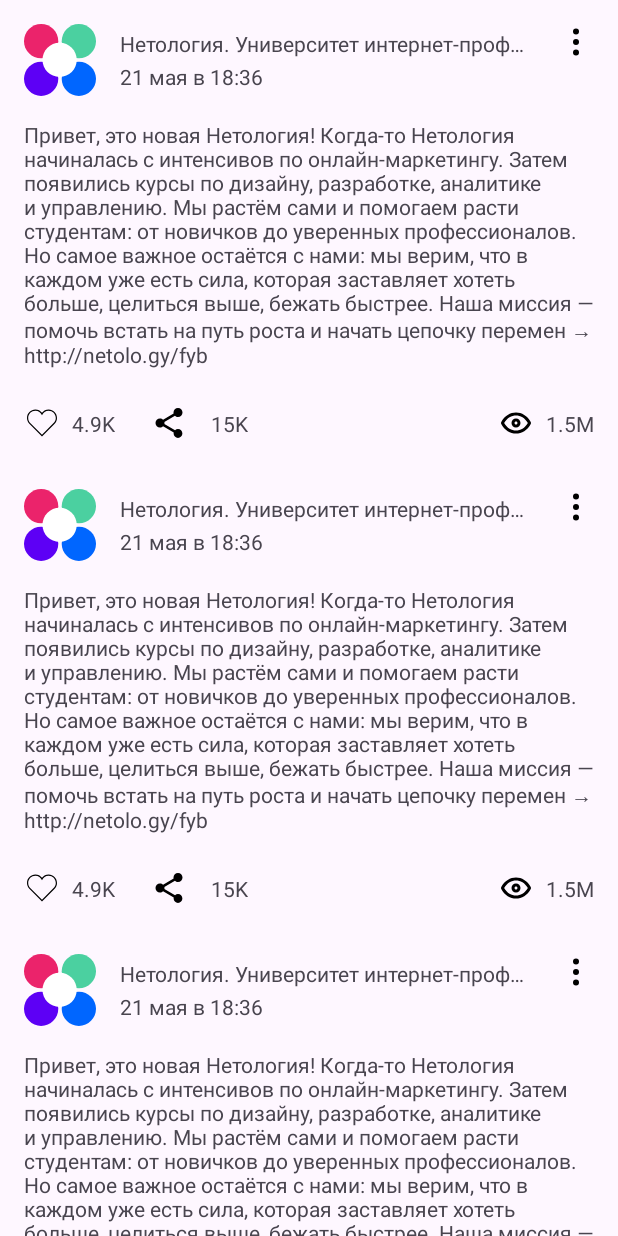
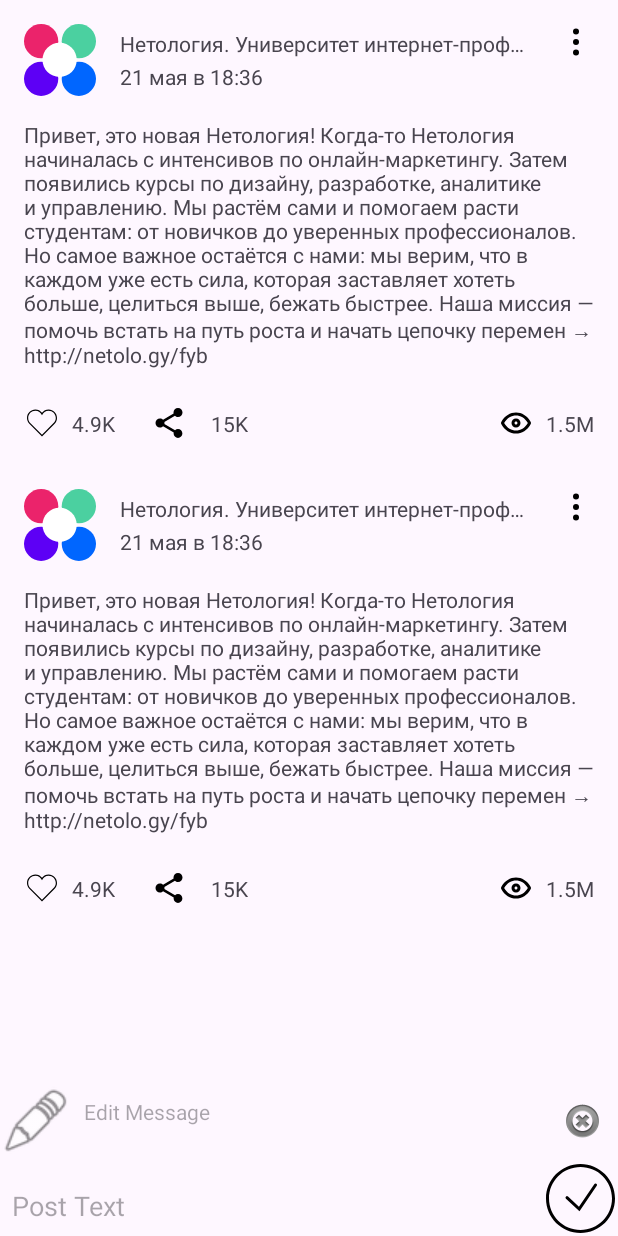
Before and after one commit to AndreyRyabkin/HomWork6, an Android app: the screen it shows after launch (MainActivity), on a phone screen of 412 x 824 dp. Run offline under Robolectric (Android 15) with nearby library versions, the phone set to English and light mode, and no system bars.

Commit message:
Initial commit

```diff
--- a/app/src/main/java/ru/netology/androidhw3/MainActivity.kt
+++ b/app/src/main/java/ru/netology/androidhw3/MainActivity.kt
@@ -1,20 +1,24 @@
 package ru.netology.androidhw3
 
 import android.os.Bundle
+import android.view.View
+import android.widget.Toast
 import androidx.activity.viewModels
 import androidx.appcompat.app.AppCompatActivity
 import androidx.core.view.ViewCompat
 import androidx.core.view.WindowInsetsCompat
-import androidx.recyclerview.widget.GridLayoutManager
 import androidx.recyclerview.widget.LinearLayoutManager
+import ru.netology.androidhw3.adapter.OnInteractionListener
 import ru.netology.androidhw3.adapter.PostsAdapter
 import ru.netology.androidhw3.databinding.ActivityMainBinding
+import ru.netology.androidhw3.dto.Post
 
 class MainActivity : AppCompatActivity() {
 
     private val viewModel: PostViewModel by viewModels()
     private lateinit var binding: ActivityMainBinding
-    private lateinit var adapter: PostsAdapter
+
+
 
     override fun onCreate(savedInstanceState: Bundle?) {
         super.onCreate(savedInstanceState)
@@ -22,29 +26,63 @@ class MainActivity : AppCompatActivity() {
         binding = ActivityMainBinding.inflate(layoutInflater)
         setContentView(binding.root)
 
+        val adapter = PostsAdapter(object : OnInteractionListener {
+            override fun onLike(post: Post) {
+                viewModel.likePost(post.id)
+            }
 
-        adapter = PostsAdapter(
-            onLikeListener = { post ->
-                viewModel.likePost(post.id)
-            },
-            onRepostListener = { post ->
+            override fun onEdit(post: Post) {
+                viewModel.edit(post)
+            }
+
+            override fun onRemove(post: Post) {
+                viewModel.removeById(post.id)
+            }
+
+            override fun repostPost(post: Post) {
                 viewModel.repostPost(post.id)
             }
-        )
-
-
+        })
+        binding.recyclerView.layoutManager = LinearLayoutManager(this) // Устанавливаем LayoutManager
         binding.recyclerView.adapter = adapter
-        binding.recyclerView.layoutManager = LinearLayoutManager(this)
-
-
         viewModel.data.observe(this) { posts ->
             adapter.submitList(posts)
         }
+        binding.add.setOnClickListener {
+            val text = binding.content.text.toString()
+            if (text.isBlank()) {
+                Toast.makeText(this, R.string.error_empty_content, Toast.LENGTH_LONG).show()
+                return@setOnClickListener
+            }
+            viewModel.changeContentandSave(text)
+            binding.content.setText("")
+            binding.content.clearFocus()
+            AndroidUtils.hideKeyboard(it)
 
-        ViewCompat.setOnApplyWindowInsetsListener(binding.root) { v, insets ->
-            val systemBars = insets.getInsets(WindowInsetsCompat.Type.systemBars())
-            v.setPadding(systemBars.left, systemBars.top, systemBars.right, systemBars.bottom)
-            insets
         }
-    }
+          viewModel.edited.observe(this){
+              if(it.id != 0L){
+                  binding.content.setText(it.content)
+                  binding.content.requestFocus()
+                  binding.cancelEdit.visibility = View.VISIBLE
+              } else {
+                  binding.cancelEdit.visibility = View.GONE
+              }
+          }
+
+        binding.cancelEdit.setOnClickListener {
+            viewModel.cancelEdit()
+            binding.content.setText("")
+            binding.content.clearFocus()
+        }
+
+
+
+
+            ViewCompat.setOnApplyWindowInsetsListener(binding.root) { v, insets ->
+                val systemBars = insets.getInsets(WindowInsetsCompat.Type.systemBars())
+                v.setPadding(systemBars.left, systemBars.top, systemBars.right, systemBars.bottom)
+                insets
+            }
+        }
 }
--- a/app/src/main/java/ru/netology/androidhw3/PostViewModel.kt
+++ b/app/src/main/java/ru/netology/androidhw3/PostViewModel.kt
@@ -1,12 +1,50 @@
 package ru.netology.androidhw3
 
+import androidx.lifecycle.MutableLiveData
 import androidx.lifecycle.ViewModel
+import ru.netology.androidhw3.dto.Post
 
 import ru.netology.androidhw3.repository.PostRepositoryInMemoryImpl
 
+private val empty = Post(
+    0,
+    "",
+    "",
+    "",
+    false,
+    0,
+    0,
+    0
+)
+
 class PostViewModel : ViewModel() {
     private val repository = PostRepositoryInMemoryImpl()
+
     val data = repository.getAll()
+    val edited = MutableLiveData(empty)
     fun likePost(id: Long) = repository.like(id)
     fun repostPost(id: Long) = repository.repost(id)
-}
+    fun removeById(id: Long) = repository.removeById(id)
+
+    fun changeContentandSave(text: String) {
+        edited.value?.let {
+            if (it.content != text) {
+                repository.save(it.copy(content = text))
+            }
+        }
+        edited.value = empty
+    }
+
+    fun edit(post: Post) {
+
+        edited.value = post
+    }
+
+
+
+
+
+    fun cancelEdit() {
+        edited.value = empty
+    }
+    }
--- a/app/src/main/java/ru/netology/androidhw3/adapter/PostsAdapter.kt
+++ b/app/src/main/java/ru/netology/androidhw3/adapter/PostsAdapter.kt
@@ -2,6 +2,8 @@ package ru.netology.androidhw3.adapter
 
 import android.view.LayoutInflater
 import android.view.ViewGroup
+import androidx.appcompat.widget.PopupMenu
+import androidx.lifecycle.LiveData
 import androidx.recyclerview.widget.DiffUtil
 import androidx.recyclerview.widget.ListAdapter
 import androidx.recyclerview.widget.RecyclerView
@@ -10,17 +12,23 @@ import ru.netology.androidhw3.databinding.CardPostBinding
 import ru.netology.androidhw3.dto.Post
 import ru.netology.androidhw3.format
 
-typealias OnLikeListener = (Post) -> Unit
-typealias OnRepostListener = (Post) -> Unit
+
+interface OnInteractionListener{
+    fun onLike(post: Post){}
+    fun onEdit(post: Post){}
+    fun onRemove(post: Post){}
+    fun repostPost(post: Post){}
+}
+
+
 
 class PostsAdapter(
-    private val onLikeListener: OnLikeListener,
-    private val onRepostListener: OnRepostListener
+    private val onInteractionListener: OnInteractionListener
 ) : ListAdapter<Post, PostsViewHolder>(PostDiffCallback()) {
 
     override fun onCreateViewHolder(parent: ViewGroup, viewType: Int): PostsViewHolder {
         val binding = CardPostBinding.inflate(LayoutInflater.from(parent.context), parent, false)
-        return PostsViewHolder(binding, onLikeListener, onRepostListener)
+        return PostsViewHolder(binding, onInteractionListener)
     }
 
     override fun onBindViewHolder(holder: PostsViewHolder, position: Int) {
@@ -30,8 +38,7 @@ class PostsAdapter(
 
 class PostsViewHolder(
     private val binding: CardPostBinding,
-    private val onLikeListener: OnLikeListener,
-    private val onRepostListener: OnRepostListener
+    private val onInteractionListener: OnInteractionListener
 ) : RecyclerView.ViewHolder(binding.root) {
 
     fun bind(post: Post) {
@@ -48,15 +55,35 @@ class PostsViewHolder(
                 if (post.likeByMe) R.drawable.like_red else R.drawable.like_svgrepo_com)
 
             likesView.setOnClickListener {
-                onLikeListener(post)
+                onInteractionListener.onLike(post)
             }
 
             imageView.setOnClickListener {
-                onRepostListener(post)
+                onInteractionListener.repostPost(post)
+            }
+
+            menu.setOnClickListener {
+                PopupMenu(it.context, it).apply {
+                    inflate(R.menu.post_actions)
+                    setOnMenuItemClickListener { item ->
+                        when (item.itemId) {
+                            R.id.remove -> {
+                                onInteractionListener.onRemove(post)
+                                true
+                            }
+                            R.id.edit -> {
+                                onInteractionListener.onEdit(post)
+                                true
+                            }
+                            else -> false
+                        }
+                    }
+                }.show()
+            }
             }
         }
     }
-}
+
 
 class PostDiffCallback : DiffUtil.ItemCallback<Post>() {
     override fun areItemsTheSame(oldItem: Post, newItem: Post): Boolean {
--- a/app/src/main/java/ru/netology/androidhw3/repository/PostRepository.kt
+++ b/app/src/main/java/ru/netology/androidhw3/repository/PostRepository.kt
@@ -8,4 +8,7 @@ interface PostRepository {
     fun get(id: Long): LiveData<Post>
     fun like(id: Long)
     fun repost(id: Long)
+    fun removeById(id: Long)
+    fun save (post: Post)
+
 }
--- a/app/src/main/java/ru/netology/androidhw3/repository/PostRepositoryinMemoryImpl.kt
+++ b/app/src/main/java/ru/netology/androidhw3/repository/PostRepositoryinMemoryImpl.kt
@@ -4,20 +4,13 @@ import androidx.lifecycle.LiveData
 import androidx.lifecycle.MutableLiveData
 import ru.netology.androidhw3.dto.Post
 
+
 class PostRepositoryInMemoryImpl : PostRepository {
+    private var nextId: Long = 0
     private var posts = listOf(
+
         Post(
-            id = 1,
-            author = "Нетология. Университет интернет-профессий будущего",
-            published = "21 мая в 18:36",
-            content = "Привет, это новая Нетология! Когда-то Нетология начиналась с интенсивов по онлайн-маркетингу. Затем появились курсы по дизайну, разработке, аналитике и управлению. Мы растём сами и помогаем расти студентам: от новичков до уверенных профессионалов. Но самое важное остаётся с нами: мы верим, что в каждом уже есть сила, которая заставляет хотеть больше, целиться выше, бежать быстрее. Наша миссия — помочь встать на путь роста и начать цепочку перемен → http://netolo.gy/fyb",
-            likeByMe = false,
-            counter = 4999,
-            numberView = 1_500_500,
-            repost = 15_999
-        ),
-        Post(
-            id = 2,
+            id = nextId++,
             author = "Нетология. Университет интернет-профессий будущего",
             published = "21 мая в 18:36",
             content = "Привет, это новая Нетология! Когда-то Нетология начиналась с интенсивов по онлайн-маркетингу. Затем появились курсы по дизайну, разработке, аналитике и управлению. Мы растём сами и помогаем расти студентам: от новичков до уверенных профессионалов. Но самое важное остаётся с нами: мы верим, что в каждом уже есть сила, которая заставляет хотеть больше, целиться выше, бежать быстрее. Наша миссия — помочь встать на путь роста и начать цепочку перемен → http://netolo.gy/fyb",
@@ -26,7 +19,7 @@ class PostRepositoryInMemoryImpl : PostRepository {
             numberView = 1_500_500,
             repost = 15_999
         ),  Post(
-            id = 2,
+            id = nextId++,
             author = "Нетология. Университет интернет-профессий будущего",
             published = "21 мая в 18:36",
             content = "Привет, это новая Нетология! Когда-то Нетология начиналась с интенсивов по онлайн-маркетингу. Затем появились курсы по дизайну, разработке, аналитике и управлению. Мы растём сами и помогаем расти студентам: от новичков до уверенных профессионалов. Но самое важное остаётся с нами: мы верим, что в каждом уже есть сила, которая заставляет хотеть больше, целиться выше, бежать быстрее. Наша миссия — помочь встать на путь роста и начать цепочку перемен → http://netolo.gy/fyb",
@@ -66,4 +59,23 @@ class PostRepositoryInMemoryImpl : PostRepository {
         data.value = posts
 
     }
+    override fun removeById(id: Long){
+posts = posts.filter { it.id != id }
+        data.value = posts
+    }
+
+    override fun save(post: Post) {
+
+        if (post.id == 0L) {
+            posts = listOf(post.copy(id = nextId++, author = "Me")) + posts
+        } else {
+            posts = posts.map {
+                if (it.id != post.id) it else it.copy(content = post.content)
+            }
+        }
+        data.value = posts
+    }
+
+
+
 }
--- /dev/null
+++ b/app/src/main/res/drawable/add.xml
@@ -0,0 +1,9 @@
+<vector xmlns:android="http://schemas.android.com/apk/res/android"
+    android:width="50dp"
+    android:height="50dp"
+    android:viewportWidth="50"
+    android:viewportHeight="50">
+  <path
+      android:fillColor="#FF000000"
+      android:pathData="M25,2C12.31,2 2,12.31 2,25C2,37.69 12.31,48 25,48C37.69,48 48,37.69 48,25C48,12.31 37.69,2 25,2zM25,4C36.61,4 46,13.39 46,25C46,36.61 36.61,46 25,46C13.39,46 4,36.61 4,25C4,13.39 13.39,4 25,4zM34.988,14.988A1,1 0,0 0,34.172 15.439L23.971,30.477L16.68,23.711A1,1 0,1 0,15.32 25.178L24.316,33.525L35.828,16.561A1,1 0,0 0,34.988 14.988z"/>
+</vector>
--- a/app/src/main/res/layout/activity_main.xml
+++ b/app/src/main/res/layout/activity_main.xml
@@ -1,15 +1,92 @@
 <?xml version="1.0" encoding="utf-8"?>
-<FrameLayout xmlns:android="http://schemas.android.com/apk/res/android"
+<androidx.constraintlayout.widget.ConstraintLayout xmlns:android="http://schemas.android.com/apk/res/android"
     xmlns:app="http://schemas.android.com/apk/res-auto"
     xmlns:tools="http://schemas.android.com/tools"
-    android:id="@+id/container"
     android:layout_width="match_parent"
-    android:layout_height="wrap_content"
+    android:layout_height="match_parent"
     tools:context=".MainActivity">
 
+
     <androidx.recyclerview.widget.RecyclerView
-        android:id="@+id/recyclerView"
-        android:layout_width="match_parent"
-        android:layout_height="match_parent"
-        app:layoutManager="androidx.recyclerview.widget.LinearLayoutManager" />
-</FrameLayout>
+        android:id="@+id/recycler_view"
+        android:layout_width="0dp"
+        android:layout_height="0dp"
+        app:layout_constraintBottom_toTopOf="@id/barrier_bottom"
+        app:layout_constraintEnd_toEndOf="parent"
+        app:layout_constraintHorizontal_bias="1.0"
+        app:layout_constraintStart_toStartOf="parent"
+        app:layout_constraintTop_toTopOf="parent"
+        app:layout_constraintVertical_bias="0.0" />
+
+    <androidx.constraintlayout.widget.Barrier
+        android:id="@+id/barrier_bottom"
+        android:layout_width="wrap_content"
+        android:layout_height="wrap_content"
+        app:barrierDirection="top"
+        app:constraint_referenced_ids="cancel_edit" />
+
+
+    <EditText
+        android:id="@+id/content"
+        android:hint="@string/post_text"
+        android:inputType="textMultiLine"
+        android:padding="8dp"
+        android:layout_width="0dp"
+        android:layout_height="wrap_content"
+        android:importantForAutofill="no"
+        app:layout_constraintStart_toStartOf="parent"
+        app:layout_constraintBottom_toBottomOf="parent"
+        app:layout_constraintEnd_toStartOf="@id/add"
+        android:background="@android:color/transparent"/>
+    <ImageButton
+        android:id="@+id/add"
+        android:src="@drawable/add"
+        android:contentDescription="@string/description_post_save"
+        android:background="@android:color/transparent"
+        app:layout_constraintBottom_toBottomOf="parent"
+        app:layout_constraintEnd_toEndOf="parent"
+        android:layout_width="wrap_content"
+        android:layout_height="wrap_content"
+        />
+
+    <ImageView
+        android:id="@+id/addEdit"
+        android:layout_width="48dp"
+        android:layout_height="48dp"
+        android:layout_marginBottom="12dp"
+        app:layout_constraintBottom_toTopOf="@id/content"
+        app:srcCompat="@android:drawable/ic_menu_edit"
+
+        />
+
+    <TextView
+        android:id="@+id/textEdit"
+        android:layout_width="0dp"
+        android:layout_height="48dp"
+        android:hint="@string/Edit_Message"
+        android:importantForAutofill="no"
+        android:padding="8dp"
+        app:layout_constraintBottom_toBottomOf="@+id/addEdit"
+        app:layout_constraintEnd_toStartOf="@+id/cancel_edit"
+        app:layout_constraintStart_toEndOf="@+id/addEdit"
+        app:layout_constraintTop_toTopOf="@+id/addEdit" />
+
+
+    <ImageButton
+        android:id="@+id/cancel_edit"
+        android:layout_width="48dp"
+        android:layout_height="48dp"
+        android:background="@android:color/transparent"
+        app:layout_constraintBottom_toBottomOf="@+id/recycler_view"
+        app:layout_constraintEnd_toEndOf="parent"
+        app:layout_constraintTop_toTopOf="@+id/addEdit"
+
+        app:srcCompat="@android:drawable/ic_notification_clear_all" />
+
+    <androidx.constraintlayout.widget.Group
+        android:id="@+id/group"
+        android:layout_width="wrap_content"
+        android:layout_height="wrap_content"
+        android:visibility="visible"
+        app:constraint_referenced_ids="addEdit,textEdit,cancel_edit" />
+</androidx.constraintlayout.widget.ConstraintLayout>
--- /dev/null
+++ b/app/src/main/res/menu/post_actions.xml
@@ -0,0 +1,5 @@
+<?xml version="1.0" encoding="utf-8"?>
+<menu xmlns:android="http://schemas.android.com/apk/res/android">
+<item android:id="@+id/remove" android:title="@string/remove"/>
+    <item android:id="@+id/edit" android:title="@string/menu_edit"/>
+</menu>
--- a/app/src/main/res/values/strings.xml
+++ b/app/src/main/res/values/strings.xml
@@ -1,4 +1,13 @@
 <resources>
-    <string name="app_name">androidhw3</string>
-    <string name="description_post_menu">Post menu</string>
+    <string name="app_name" translatable="false">androidhw3</string>
+    <string name="description_post_menu" translatable="false">Post menu</string>
+    <string name="remove" >remove</string>
+
+    <string name="description_post_save">Save</string>
+    <string name="post_text">Post Text</string>
+    <string name="error_empty_content" >error_empty_content</string>
+    <string name="menu_edit" >edit</string>
+    <string name="text_post">text_post</string>
+    <string name="Edit_Message" >Edit Message</string>
+    />
 </resources>
```
Also changed, not shown: app/src/main/java/ru/netology/androidhw3/Utils.kt (+11 -0 lines), 3 other files.
